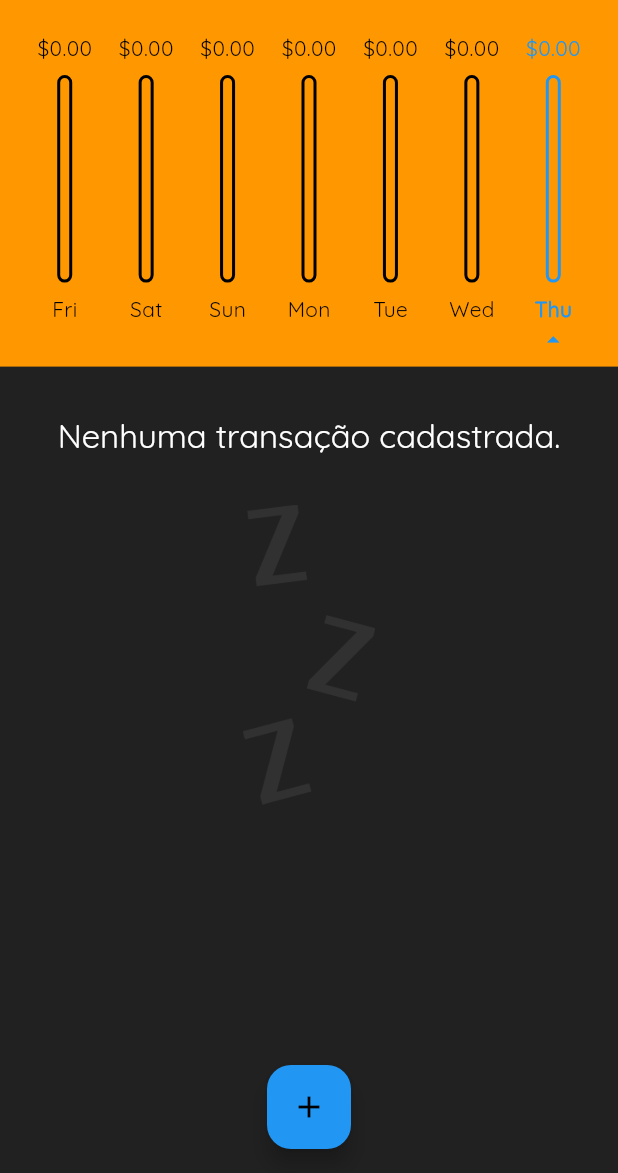
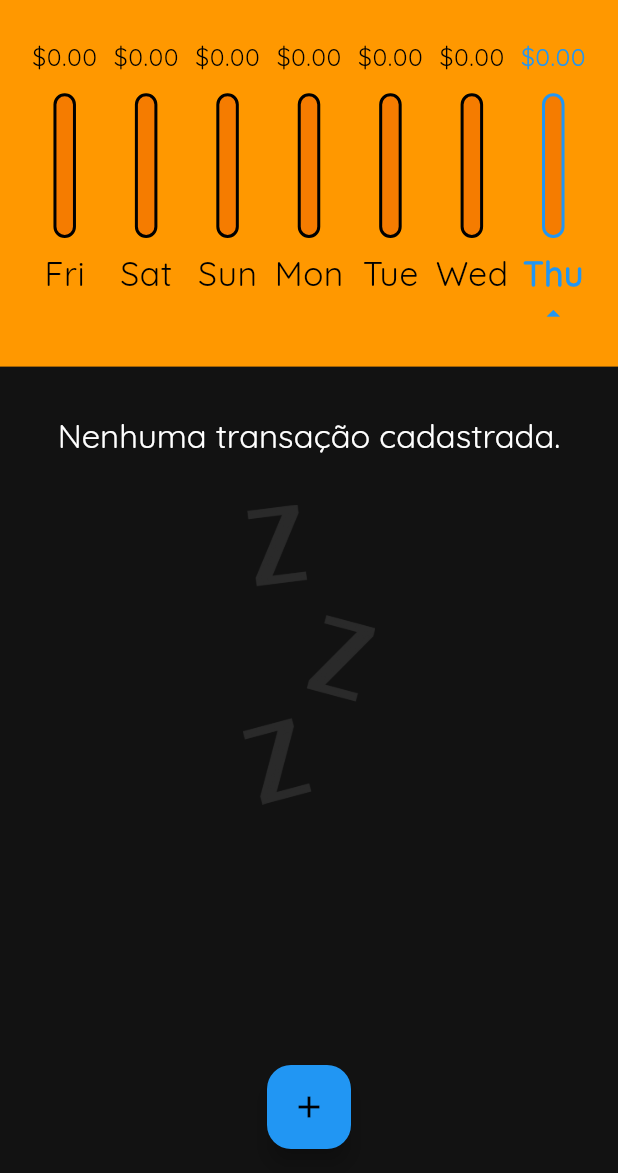
Before and after one commit to DeyvisonSLS/expenses-app, a Flutter app: the screen it shows after launch, on a phone screen of 412 x 824 dp, the part 63-1236 px from its top. Run offline on Flutter 3.47's test engine with Material 3 defaults, Android fonts, the phone set to English and light mode, and no system bars; our stand-ins replace date_field, fluttertoast.

Commit message:
Implemented new UI adaptability strategy using LayoutBuilder.

```diff
--- a/lib/components/chart.dart
+++ b/lib/components/chart.dart
@@ -63,8 +63,6 @@ class Chart extends StatelessWidget {
           0.3,
       color: Theme.of(context).colorScheme.primary,
       child: Row(
-        // crossAxisAlignment: CrossAxisAlignment.start,
-        // mainAxisAlignment: MainAxisAlignment.spaceBetween,
         children: List.from(groupedTransactions.reversed).map((tr) {
           return Flexible(
             fit: FlexFit.tight,
--- a/lib/components/chart_bar.dart
+++ b/lib/components/chart_bar.dart
@@ -1,5 +1,4 @@
 import 'package:flutter/material.dart';
-import 'package:flutter/widgets.dart';
 
 class ChartBar extends StatelessWidget {
   final String label;
@@ -17,11 +16,14 @@ class ChartBar extends StatelessWidget {
 
   @override
   Widget build(BuildContext context) {
+    return LayoutBuilder(builder: (contex, constraint) {
       return Column(
-      mainAxisSize: MainAxisSize.max,
+        // mainAxisSize: MainAxisSize.max,
         children: [
-        SizedBox(
-          height: 20,
+          Container(
+            padding:
+                EdgeInsets.symmetric(horizontal: constraint.maxWidth * 0.1),
+            height: constraint.maxHeight * 0.15,
             // fittedbox: makes inside element resize according to the parent's size
             // which in case is the fit, or the maximum width fittedbox can stretch...
             child: FittedBox(
@@ -35,14 +37,14 @@ class ChartBar extends StatelessWidget {
               ),
             ),
           ),
-        Expanded(
-          child: Padding(
+          Padding(
             padding: const EdgeInsets.symmetric(vertical: 8.0),
             child: Container(
-              height: 30,
-              width: 10,
+              height: constraint.maxHeight * 0.45,
+              width: 15,
               clipBehavior: Clip.antiAlias,
               decoration: BoxDecoration(
+                color: Theme.of(context).colorScheme.surfaceVariant,
                 border: Border.all(
                   color: isToday == true
                       ? Theme.of(context).colorScheme.secondary
@@ -69,8 +71,10 @@ class ChartBar extends StatelessWidget {
               ),
             ),
           ),
-        ),
-        Text(
+          SizedBox(
+            height: constraint.maxHeight * 0.15,
+            child: FittedBox(
+              child: Text(
                 label,
                 style: TextStyle(
                   // fontStyle: FontStyle.italic,
@@ -80,18 +84,21 @@ class ChartBar extends StatelessWidget {
                       : Theme.of(context).colorScheme.onPrimary,
                 ),
               ),
+            ),
+          ),
           isToday
               ? Icon(
                   Icons.arrow_drop_up,
-                size: 20,
+                  size: constraint.maxHeight * 0.1,
                   color: Theme.of(context).colorScheme.secondary,
                 )
-            : const Icon(
+              : Icon(
                   Icons.arrow_drop_up,
-                size: 20,
+                  size: constraint.maxHeight * 0.1,
                   color: Colors.transparent,
                 ),
         ],
       );
+    });
   }
 }
--- a/lib/components/theme_provider.dart
+++ b/lib/components/theme_provider.dart
@@ -24,9 +24,10 @@ class MyThemes {
       primary: Colors.orange,
       secondary: Colors.blue,
       background: Colors.black,
+      surfaceVariant: Colors.orange.shade700,
       brightness: Brightness.dark,
-      outline: Colors.white,
-      surface: Colors.grey.shade900,
+      // outline: Colors.white,
+      // surface: Colors.grey.shade900,
     ),
     fontFamily: 'Quicksand',
     useMaterial3: true,
@@ -34,9 +35,11 @@ class MyThemes {
 
   // light
   static final lightTheme = ThemeData(
-    colorScheme: const ColorScheme.light(
-      primary: Colors.purple,
-      secondary: Colors.orangeAccent,
+    colorScheme: ColorScheme.light(
+      primary: Colors.blue,
+      secondary: Colors.orange,
+      tertiary: Colors.yellow,
+      surfaceVariant: Colors.blue.shade600,
       background: Colors.white,
       outline: Colors.black,
       brightness: Brightness.light,
```
Lines whose indentation alone changed are shown as unchanged.
